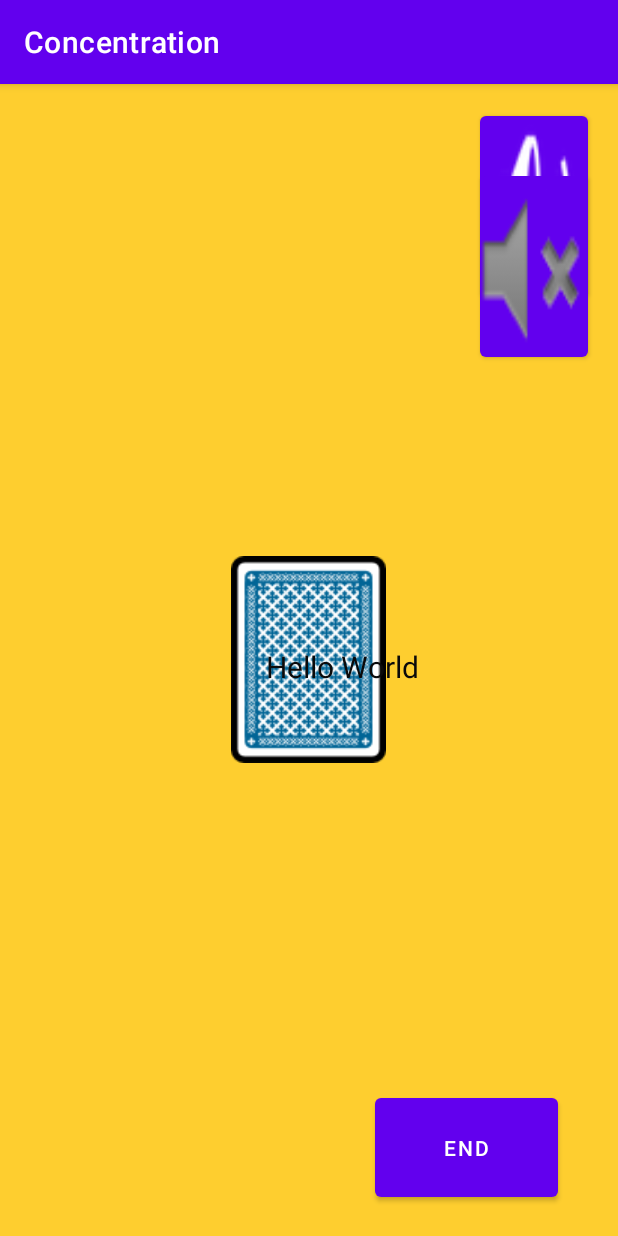
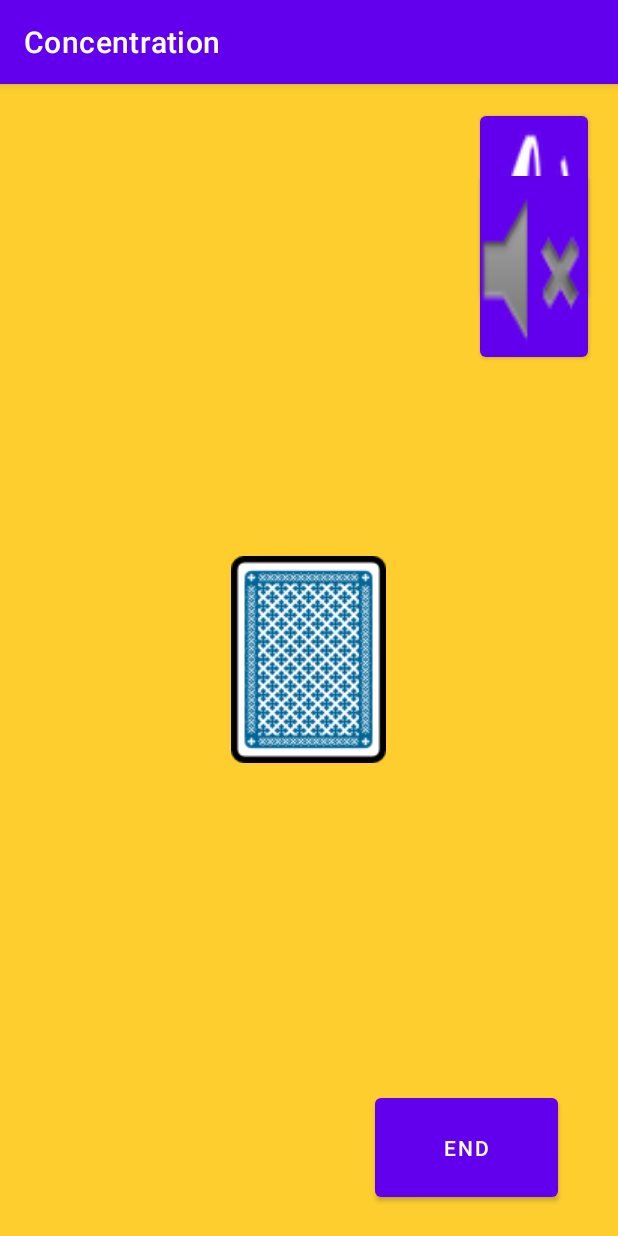
Before and after one commit to Auraiporn/AndroidApp-Concentration, an Android app: the GameScreenActivity screen opened directly, with no data from a screen before it, on a phone screen of 412 x 824 dp. Run offline under Robolectric (Android 15) with nearby library versions, the phone set to English and light mode, and no system bars; Roboto replaces fonts that are not available here.

Commit message:
Use button for card
Use button instead of Relative Layout and imagebutton.

```diff
--- a/Concentration/app/src/main/java/com/example/concentration/GameScreenActivity.java
+++ b/Concentration/app/src/main/java/com/example/concentration/GameScreenActivity.java
@@ -14,14 +14,11 @@ import android.widget.Toast;
 public class GameScreenActivity extends AppCompatActivity {
 
     //Variables
-    private Button btnEnd, btnSoundOn, btnSoundOff;
-//    private ImageButton btnCard;
-    private ImageView btnCard;
-
+    private Button btnEnd, btnSoundOn, btnSoundOff,btnTestCard;
     private MediaPlayer player;
 
     private void showToast(String msg){
-        Toast.makeText( GameScreenActivity.this,"The day of the week is " + msg,Toast.LENGTH_LONG).show();
+        Toast.makeText(this,msg,Toast.LENGTH_LONG).show();
     }
     @Override
     protected void onCreate(Bundle savedInstanceState) {
@@ -32,27 +29,20 @@ public class GameScreenActivity extends AppCompatActivity {
         btnEnd = (Button) findViewById(R.id.btnEnd);
         btnSoundOn = (Button) findViewById(R.id.btnSoundOn);
         btnSoundOff = (Button)findViewById(R.id.btnSoundOff);
-        btnCard = findViewById(R.id.btnWord);
+        btnTestCard = findViewById(R.id.BtnTestCard);
 
-        RelativeLayout relativeLayout = findViewById(R.id.imgBtn);
-        relativeLayout.setOnClickListener(new View.OnClickListener() {
+        btnTestCard.setOnClickListener(new View.OnClickListener() {
             @Override
             public void onClick(View v) {
-                showToast("I am an Image Button");
-            }
-        });
-
-
-        btnCard.setOnClickListener(new View.OnClickListener() {
-            @Override
-            public void onClick(View v) {
-                if(btnCard.getAlpha()==(float)0.1) {
-                    btnCard.setAlpha((float)1);
+                String see = btnTestCard.getText().toString();
+                if(btnTestCard.getText().toString().equals("")){
+                    btnTestCard.setBackgroundResource(R.drawable.white);
+                    btnTestCard.setText("Hello");
                 }
                 else{
-                    btnCard.setAlpha((float)0.1);
+                    btnTestCard.setBackgroundResource(R.drawable.blue);
+                    btnTestCard.setText("");
                 }
-
             }
         });
 
--- a/Concentration/app/src/main/res/layout/activity_game_screen.xml
+++ b/Concentration/app/src/main/res/layout/activity_game_screen.xml
@@ -1,5 +1,5 @@
 <?xml version="1.0" encoding="utf-8"?>
-<androidx.constraintlayout.widget.ConstraintLayout
+<RelativeLayout
     xmlns:android="http://schemas.android.com/apk/res/android"
     xmlns:app="http://schemas.android.com/apk/res-auto"
     xmlns:tools="http://schemas.android.com/tools"
@@ -7,15 +7,6 @@
     android:layout_height="match_parent"
     android:background="#fece2f"
     tools:context=".GameScreenActivity">
-
-    <RelativeLayout
-        android:layout_width="match_parent"
-        android:layout_height="match_parent"
-        app:layout_constraintBottom_toBottomOf="parent"
-        app:layout_constraintTop_toTopOf="parent"
-        tools:layout_editor_absoluteX="65dp"
-        android:id="@+id/imgBtn">
-
 
     <Button
         android:id="@+id/btnEnd"
@@ -65,30 +56,14 @@
         tools:layout_editor_absoluteX="275dp"
         tools:layout_editor_absoluteY="582dp" />
 
-        <ImageView
-            android:id="@+id/btnWord"
+    <Button
+        android:id="@+id/BtnTestCard"
         android:layout_width="wrap_content"
         android:layout_height="wrap_content"
-            android:layout_centerInParent="true"
-            app:srcCompat="@drawable/blue" />
-
-        <TextView
-            android:id="@+id/tv_word"
-            android:layout_width="wrap_content"
-            android:layout_height="wrap_content"
-            android:layout_alignStart="@+id/btnWord"
-            android:layout_alignTop="@+id/btnWord"
-            android:layout_alignEnd="@+id/btnWord"
-            android:layout_alignBottom="@+id/btnWord"
-            android:layout_marginStart="23dp"
-            android:layout_marginTop="60dp"
-            android:layout_marginEnd="-30dp"
-            android:layout_marginBottom="51dp"
-            android:text="Hello World"
-            android:textColor="#0B0A0A"
-            android:textSize="20sp"
-            />
+        android:background="@drawable/blue"
+        android:text=""
+        android:textColor="@color/black"
+        app:backgroundTint="@null"
+        android:layout_centerInParent="true"/>
 
 </RelativeLayout>
-
-</androidx.constraintlayout.widget.ConstraintLayout>
```
Also changed, not shown: Concentration/app/src/main/res/drawable/white.png (added). Lines whose indentation alone changed are shown as unchanged.
